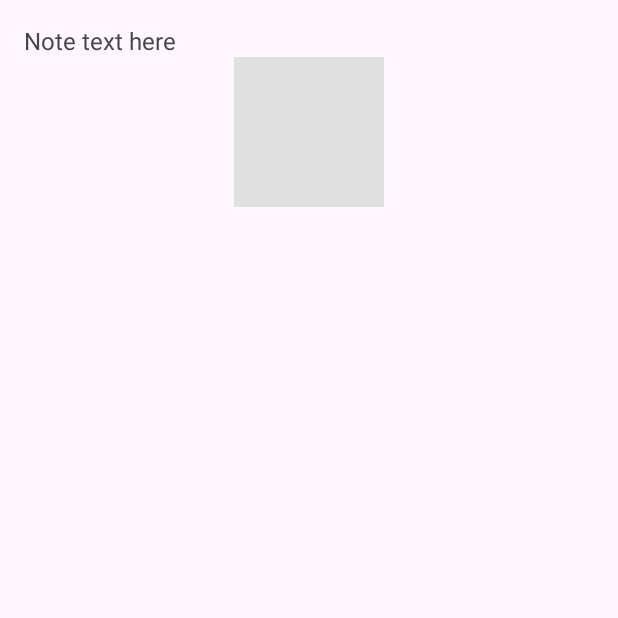
After one commit to katoki001/FeelSyncApp, an Android app: the ViewNoteActivity screen opened directly, with no data from a screen before it, on a phone screen of 412 x 824 dp, the top half of it. The commit adds this screen. Run offline under Robolectric (Android 15) with nearby library versions, the phone set to English and light mode, and no system bars.

Commit message:
you can see notes but you cant see pictures

```diff
--- a/app/build.gradle
+++ b/app/build.gradle
@@ -38,6 +38,7 @@ dependencies {
     implementation 'com.google.firebase:firebase-auth:22.1.0'
     implementation libs.firebase.database
     implementation libs.firebase.storage
+    implementation libs.firebase.firestore
     testImplementation 'junit:junit:4.13.2'
     androidTestImplementation 'androidx.test.ext:junit:1.1.5'
     androidTestImplementation 'androidx.test.espresso:espresso-core:3.5.1'
@@ -47,6 +48,11 @@ dependencies {
     implementation 'com.google.firebase:firebase-database:20.2.2'
     implementation 'com.google.firebase:firebase-storage:20.2.1'
     implementation 'com.google.firebase:firebase-database:21.0.0'
+    implementation 'com.google.firebase:firebase-firestore:25.1.2'
+    implementation 'com.google.firebase:firebase-firestore:24.7.1'
+    implementation 'com.github.bumptech.glide:glide:4.12.0'
+    annotationProcessor 'com.github.bumptech.glide:compiler:4.12.0'
+
 
 
 }
--- /dev/null
+++ b/app/src/main/java/com/example/feelsync/ViewNoteActivity.java
@@ -0,0 +1,120 @@
+package com.example.feelsync;
+
+import android.graphics.Bitmap;
+import android.graphics.BitmapFactory;
+import android.net.Uri;
+import android.os.AsyncTask;
+import android.os.Bundle;
+import android.provider.MediaStore;
+import android.util.Log;
+import android.view.View;
+import android.widget.ImageView;
+import android.widget.ProgressBar;
+import android.widget.TextView;
+
+import androidx.appcompat.app.AppCompatActivity;
+
+import com.example.proglish2.R;
+
+import java.io.InputStream;
+import java.net.HttpURLConnection;
+import java.net.URL;
+
+public class ViewNoteActivity extends AppCompatActivity {
+    private ImageView noteImageView;
+    private ProgressBar progressBar;
+
+    @Override
+    protected void onCreate(Bundle savedInstanceState) {
+        super.onCreate(savedInstanceState);
+        setContentView(R.layout.view_note);
+
+        TextView fullNoteTextView = findViewById(R.id.full_note_text);
+        noteImageView = findViewById(R.id.note_image);
+        progressBar = findViewById(R.id.progress_bar); // Progress bar for loading indicator
+
+        // Get the note text and image URL/URI from the Intent
+        String fullNoteText = getIntent().getStringExtra("NOTE_TEXT");
+        String imageUrl = getIntent().getStringExtra("IMAGE_URL");
+        Uri imageUri = getIntent().getParcelableExtra("IMAGE_URI");  // Get the image URI if it's from the gallery
+
+        // Log the image URL and URI to ensure they are being passed correctly
+        Log.d("ViewNoteActivity", "Full Note: " + fullNoteText);
+        Log.d("ViewNoteActivity", "Image URL: " + imageUrl);
+        Log.d("ViewNoteActivity", "Image URI: " + (imageUri != null ? imageUri.toString() : "null"));
+
+        // Set the note text
+        if (fullNoteText != null) {
+            fullNoteTextView.setText(fullNoteText);
+        }
+
+        // Check if the image is from a URL or gallery (URI)
+        if (imageUrl != null && !imageUrl.isEmpty()) {
+            progressBar.setVisibility(View.VISIBLE);  // Show the progress bar while the image loads
+            new ImageLoader().execute(imageUrl);
+        } else if (imageUri != null) {
+            // Load the image directly from the URI (gallery image)
+            progressBar.setVisibility(View.VISIBLE);
+            loadImageFromUri(imageUri);
+        } else {
+            noteImageView.setImageResource(R.drawable.placeholder); // Fallback if no image URL/URI is provided
+        }
+    }
+
+    // AsyncTask class for loading the image from a URL
+    private class ImageLoader extends AsyncTask<String, Void, Bitmap> {
+        @Override
+        protected Bitmap doInBackground(String... urls) {
+            Bitmap bitmap = null;
+            try {
+                String imageUrl = urls[0];
+                Log.d("ImageLoader", "Loading image from URL: " + imageUrl);
+
+                // Open a connection to the URL and load the image
+                URL url = new URL(imageUrl);
+                HttpURLConnection connection = (HttpURLConnection) url.openConnection();
+                connection.setDoInput(true);
+                connection.connect();
+                InputStream input = connection.getInputStream();
+                bitmap = BitmapFactory.decodeStream(input);
+            } catch (Exception e) {
+                e.printStackTrace();
+                // Log any errors during image loading
+                Log.e("ImageLoader", "Error loading image from URL: " + urls[0]);
+            }
+            return bitmap;
+        }
+
+        @Override
+        protected void onPostExecute(Bitmap bitmap) {
+            // Hide the progress bar once the image is loaded
+            progressBar.setVisibility(View.GONE);
+
+            if (bitmap != null) {
+                noteImageView.setImageBitmap(bitmap);
+                Log.d("ImageLoader", "Image loaded successfully");
+            } else {
+                Log.e("ImageLoader", "Failed to load image");
+                noteImageView.setImageResource(R.drawable.placeholder);  // Fallback to placeholder image
+            }
+        }
+    }
+
+    // Method to load image from gallery (URI)
+    private void loadImageFromUri(Uri imageUri) {
+        try {
+            // Log the URI for debugging
+            Log.d("ViewNoteActivity", "Loading image from URI: " + imageUri.toString());
+
+            // Use MediaStore to get the bitmap from the URI
+            Bitmap bitmap = MediaStore.Images.Media.getBitmap(this.getContentResolver(), imageUri);
+            noteImageView.setImageBitmap(bitmap);
+            progressBar.setVisibility(View.GONE);  // Hide the progress bar after image is loaded
+        } catch (Exception e) {
+            e.printStackTrace();
+            Log.e("ViewNoteActivity", "Error loading image from URI: " + imageUri);
+            noteImageView.setImageResource(R.drawable.placeholder);  // Fallback to placeholder if there's an error
+            progressBar.setVisibility(View.GONE);
+        }
+    }
+}
--- /dev/null
+++ b/app/src/main/res/drawable/placeholder.xml
@@ -0,0 +1,5 @@
+<?xml version="1.0" encoding="utf-8"?>
+<shape xmlns:android="http://schemas.android.com/apk/res/android">
+    <solid android:color="#e0e0e0" /> <!-- Light gray color as placeholder -->
+    <size android:width="100dp" android:height="100dp"/> <!-- Size of the placeholder -->
+</shape>
--- a/app/src/main/res/layout/activity_add_note.xml
+++ b/app/src/main/res/layout/activity_add_note.xml
@@ -28,8 +28,8 @@
             android:id="@+id/color_happy"
             android:layout_width="50dp"
             android:layout_height="50dp"
-            android:background="#DA983C"
-            android:layout_marginEnd="8dp" />
+            android:layout_marginEnd="8dp"
+            android:background="#DA983C" />
 
         <View
             android:id="@+id/color_angry"
--- /dev/null
+++ b/app/src/main/res/layout/view_note.xml
@@ -0,0 +1,35 @@
+<?xml version="1.0" encoding="utf-8"?>
+<RelativeLayout xmlns:android="http://schemas.android.com/apk/res/android"
+    android:layout_width="match_parent"
+    android:layout_height="match_parent">
+
+    <LinearLayout xmlns:android="http://schemas.android.com/apk/res/android"
+        android:layout_width="match_parent"
+        android:layout_height="match_parent"
+        android:orientation="vertical"
+        android:padding="16dp">
+
+        <TextView
+            android:id="@+id/full_note_text"
+            android:layout_width="match_parent"
+            android:layout_height="wrap_content"
+            android:text="Note text here"
+            android:textSize="16sp" />
+
+        <ProgressBar
+            android:id="@+id/progress_bar"
+            android:layout_width="wrap_content"
+            android:layout_height="wrap_content"
+            android:visibility="gone"
+            android:layout_centerInParent="true" />
+
+        <ImageView
+            android:id="@+id/note_image"
+            android:layout_width="match_parent"
+            android:layout_height="wrap_content"
+            android:src="@drawable/placeholder"
+            android:contentDescription="Note image" />
+
+    </LinearLayout>
+
+</RelativeLayout>
--- a/build.gradle
+++ b/build.gradle
@@ -7,5 +7,5 @@ buildscript {
         classpath("com.android.tools.build:gradle:8.7.2") // Use the latest Gradle Plugin version
         classpath("com.google.gms:google-services:4.4.2")
         classpath 'com.google.gms:google-services:4.3.10'// Use a newer version (see below)
-    }
+        classpath 'com.google.gms:google-services:4.3.15' }
 }
--- a/gradle/libs.versions.toml
+++ b/gradle/libs.versions.toml
@@ -21,6 +21,7 @@ coreKtx = "1.15.0"
 kotlin = "1.9.24"
 firebaseDatabase = "21.0.0"
 firebaseStorage = "21.0.1"
+firebaseFirestore = "25.1.2"
 
 [libraries]
 activity-ktx = { module = "androidx.activity:activity-ktx", version.ref = "activityKtx" }
@@ -43,6 +44,7 @@ recyclerview = { module = "androidx.recyclerview:recyclerview", version.ref = "r
 core-ktx = { group = "androidx.core", name = "core-ktx", version.ref = "coreKtx" }
 firebase-database = { group = "com.google.firebase", name = "firebase-database", version.ref = "firebaseDatabase" }
 firebase-storage = { group = "com.google.firebase", name = "firebase-storage", version.ref = "firebaseStorage" }
+firebase-firestore = { group = "com.google.firebase", name = "firebase-firestore", version.ref = "firebaseFirestore" }
 
 [plugins]
 android-application = { id = "com.android.application", version.ref = "agp" }
```
Also changed, not shown: app/src/main/AndroidManifest.xml (+22 -14 lines), app/src/main/java/com/example/feelsync/AddNoteActivity.java (+60 -31 lines), app/src/main/java/com/example/feelsync/CalendarActivity.java (+31 -27 lines), app/src/main/java/com/example/feelsync/MainActivity.java (+1 -41 lines), app/src/main/java/com/example/feelsync/Note.java (+9 -8 lines), app/src/main/java/com/example/feelsync/NoteAdapter.java (+8 -0 lines).
